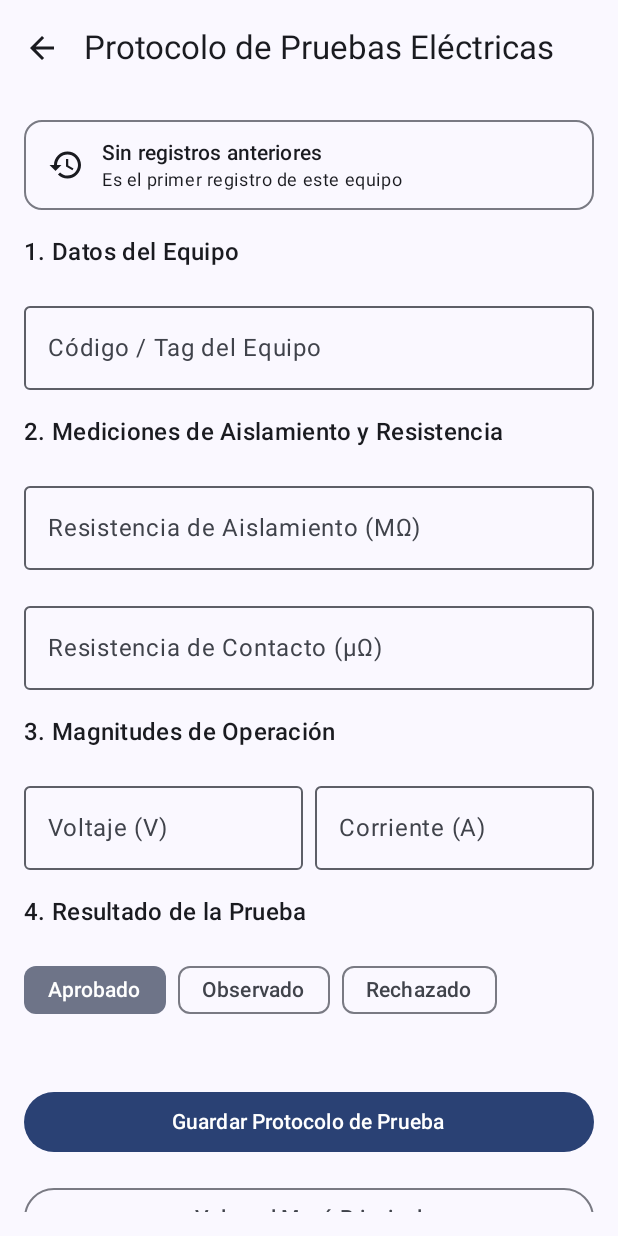
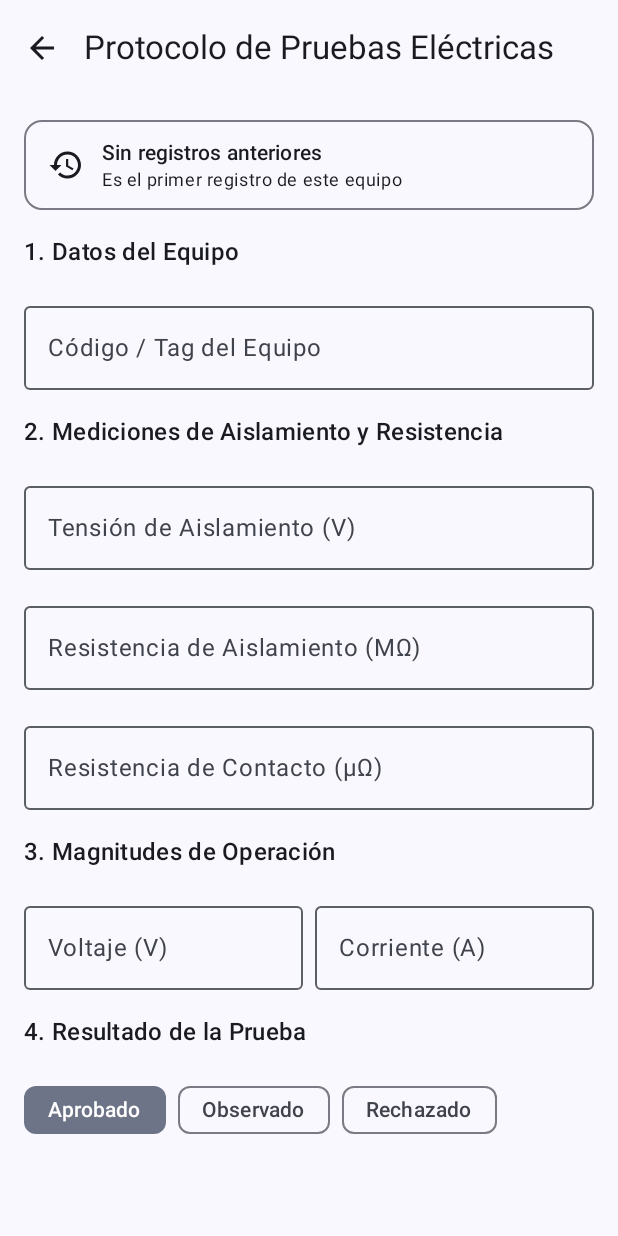
Before and after one commit to Cesar-Saavedra/KotlinPruebas, an Android app built with Jetpack Compose: the composable PruebasElectricasScreen called with empty values, on a phone screen of 412 x 824 dp. Run offline under Robolectric (Android 15) with nearby library versions, the phone set to English and light mode, and no system bars.

Commit message:
Corrección modelo de pruebas electricas (Adición de tensión de aislamiento)

```diff
--- a/app/src/main/java/com/example/appnombre_grupo1/data/model/PruebasElectricasState.kt
+++ b/app/src/main/java/com/example/appnombre_grupo1/data/model/PruebasElectricasState.kt
@@ -2,7 +2,7 @@ package com.example.appnombre_grupo1.data.model
 
 data class PruebasElectricasState(
     val datosGenerales: DatosGeneralesForm = DatosGeneralesForm(),
-    val tensionPruebaAislamiento: String = "1000 V",
+    val tensionPruebaAislamiento: String = "",
     val resistenciaAislamientoMOhm: String = "",
     val resistenciaContactoMicroOhm: String = "",
     val voltajeLineaV: String = "",
--- a/app/src/main/java/com/example/appnombre_grupo1/data/model/repository/RegistroRepository.kt
+++ b/app/src/main/java/com/example/appnombre_grupo1/data/model/repository/RegistroRepository.kt
@@ -350,7 +350,8 @@ private fun RegistroGuardado.aCrearRegistroRequestDto(
 
 
 private fun PruebasElectricasState.aPruebaElectricaDto(): PruebaElectricaDto = PruebaElectricaDto(
-    aislacion = resistenciaAislamientoMOhm.replace(",",".").toDoubleOrNull(),
+    aislacionA = resistenciaAislamientoMOhm.replace(",",".").toDoubleOrNull(),
+    aislacionV = tensionPruebaAislamiento.replace(",",".").toDoubleOrNull(),
     contacto = resistenciaContactoMicroOhm.replace(",",".").toDoubleOrNull(),
     voltaje = voltajeLineaV.replace(",", ".").toDoubleOrNull(),
     corriente = corrienteCargaA.replace(",", ".").toDoubleOrNull(),
--- a/app/src/main/java/com/example/appnombre_grupo1/data/remote/Mappers.kt
+++ b/app/src/main/java/com/example/appnombre_grupo1/data/remote/Mappers.kt
@@ -112,8 +112,8 @@ fun RegistroTerrenoResponseDto.aRegistroGuardado(): RegistroGuardado {
         val veredictoEnum = parseVeredictoPrueba(test?.verdict)
         PruebasElectricasState(
             datosGenerales = datosGenerales,
-            tensionPruebaAislamiento = "1000 V",
-            resistenciaAislamientoMOhm = test?.insulation?.toString().orEmpty(),
+            tensionPruebaAislamiento = test?.insulationV?.toString().orEmpty(),
+            resistenciaAislamientoMOhm = test?.insulationA?.toString().orEmpty(),
             resistenciaContactoMicroOhm = test?.contact?.toString().orEmpty(),
             voltajeLineaV = test?.voltage?.toString().orEmpty(),
             corrienteCargaA = test?.current?.toString().orEmpty(),
--- a/app/src/main/java/com/example/appnombre_grupo1/ui/screens/forms/PruebasElectricasScreen.kt
+++ b/app/src/main/java/com/example/appnombre_grupo1/ui/screens/forms/PruebasElectricasScreen.kt
@@ -80,6 +80,16 @@ fun PruebasElectricasScreen(
             )
 
             Text("2. Mediciones de Aislamiento y Resistencia", style = MaterialTheme.typography.titleMedium)
+
+            OutlinedTextField(
+                value = state.tensionPruebaAislamiento,
+                onValueChange = { onStateChange(state.copy(tensionPruebaAislamiento = it)) },
+                label = { Text("Tensión de Aislamiento (V)") },
+                singleLine = true,
+                keyboardOptions = KeyboardOptions(keyboardType = KeyboardType.Number, imeAction = ImeAction.Next),
+                keyboardActions = KeyboardActions(onNext = { focusManager.moveFocus(FocusDirection.Down) }),
+                modifier = Modifier.fillMaxWidth()
+            )
 
             OutlinedTextField(
                 value = state.resistenciaAislamientoMOhm,
--- a/app/src/main/java/com/example/appnombre_grupo1/ui/screens/registros/RegistroDetalleScreen.kt
+++ b/app/src/main/java/com/example/appnombre_grupo1/ui/screens/registros/RegistroDetalleScreen.kt
@@ -81,7 +81,7 @@ private fun DetalleMantenimiento(estado: MantenimientoState) {
 @Composable
 private fun DetallePruebas(estado: PruebasElectricasState) {
     Seccion("Mediciones") {
-        Dato("Tensión de prueba de aislamiento", estado.tensionPruebaAislamiento)
+        Dato("Tensión de prueba de aislamiento", conUnidad(estado.tensionPruebaAislamiento, "V"))
         Dato("Resistencia de aislamiento", conUnidad(estado.resistenciaAislamientoMOhm, "MΩ"))
         Dato("Resistencia de contacto", conUnidad(estado.resistenciaContactoMicroOhm, "µΩ"))
         Dato("Voltaje", conUnidad(estado.voltajeLineaV, "V"))
```
Also changed, not shown: app/src/main/java/com/example/appnombre_grupo1/data/remote/dto/ApiDtos.kt (+11 -5 lines).
